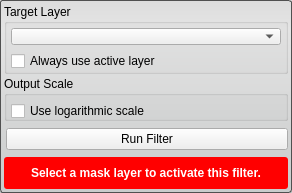
First picture: the form in Interface/ToolInterface/ConnectedComponentSizeFilterInterface.ui, repository jessdtate/Seg3D, before the edit.
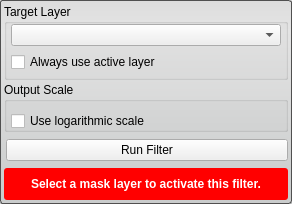
Second picture: the form after the edit. Custom widgets are drawn as their Qt base class.

The edit to the form file:
```diff
--- a/Interface/ToolInterface/ConnectedComponentSizeFilterInterface.ui
+++ b/Interface/ToolInterface/ConnectedComponentSizeFilterInterface.ui
@@ -7,7 +7,7 @@
     <x>0</x>
     <y>0</y>
     <width>292</width>
-    <height>193</height>
+    <height>204</height>
    </rect>
   </property>
   <property name="sizePolicy">
@@ -38,20 +38,32 @@
      <property name="minimumSize">
       <size>
        <width>0</width>
-       <height>70</height>
+       <height>76</height>
       </size>
      </property>
      <property name="maximumSize">
       <size>
        <width>16777215</width>
-       <height>70</height>
+       <height>76</height>
       </size>
      </property>
      <property name="title">
       <string>Target Layer</string>
      </property>
      <layout class="QVBoxLayout" name="verticalLayout_4">
-      <property name="margin">
+      <property name="spacing">
+       <number>6</number>
+      </property>
+      <property name="leftMargin">
+       <number>4</number>
+      </property>
+      <property name="topMargin">
+       <number>0</number>
+      </property>
+      <property name="rightMargin">
+       <number>4</number>
+      </property>
+      <property name="bottomMargin">
        <number>4</number>
       </property>
       <item>
@@ -97,29 +109,23 @@
      <property name="minimumSize">
       <size>
        <width>0</width>
-       <height>45</height>
+       <height>50</height>
       </size>
      </property>
      <property name="maximumSize">
       <size>
        <width>16777215</width>
-       <height>45</height>
+       <height>50</height>
       </size>
      </property>
      <property name="title">
       <string>Output Scale</string>
      </property>
      <layout class="QVBoxLayout" name="verticalLayout_2">
-      <property name="leftMargin">
-       <number>4</number>
-      </property>
-      <property name="topMargin">
+      <property name="spacing">
        <number>0</number>
       </property>
-      <property name="rightMargin">
-       <number>4</number>
-      </property>
-      <property name="bottomMargin">
+      <property name="margin">
        <number>4</number>
       </property>
       <item>
@@ -204,12 +210,6 @@
        <height>32</height>
       </size>
      </property>
-     <property name="maximumSize">
-      <size>
-       <width>16777215</width>
-       <height>32</height>
-      </size>
-     </property>
      <property name="styleSheet">
       <string notr="true">QLabel#message_{
 	color: white;
```
